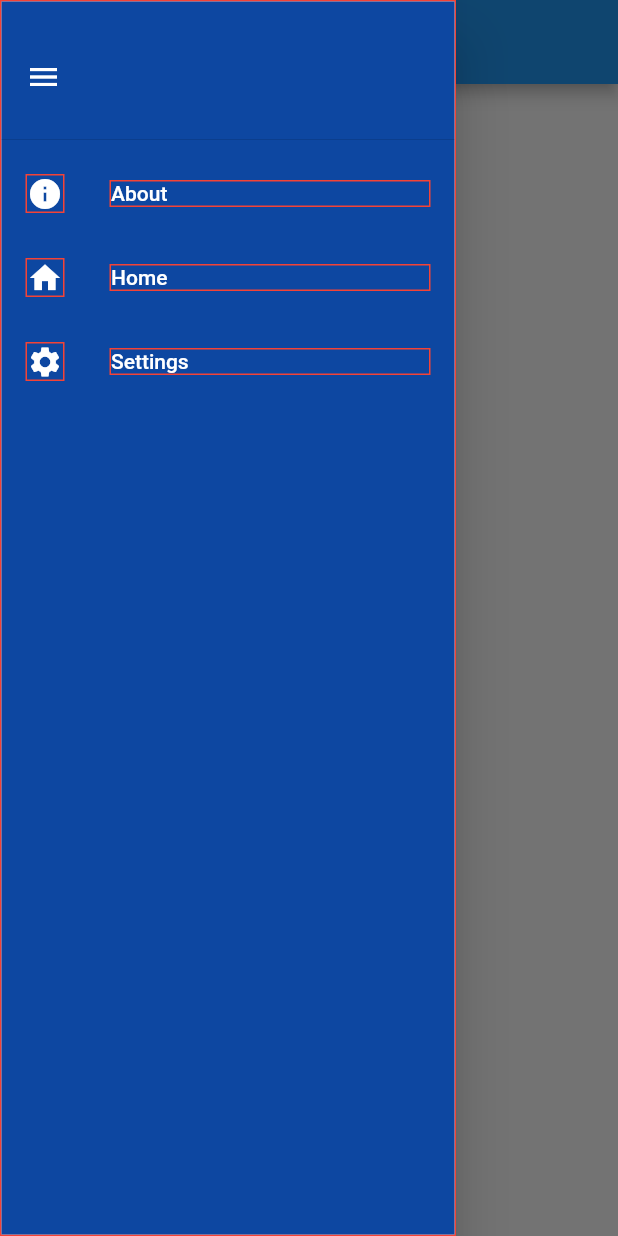
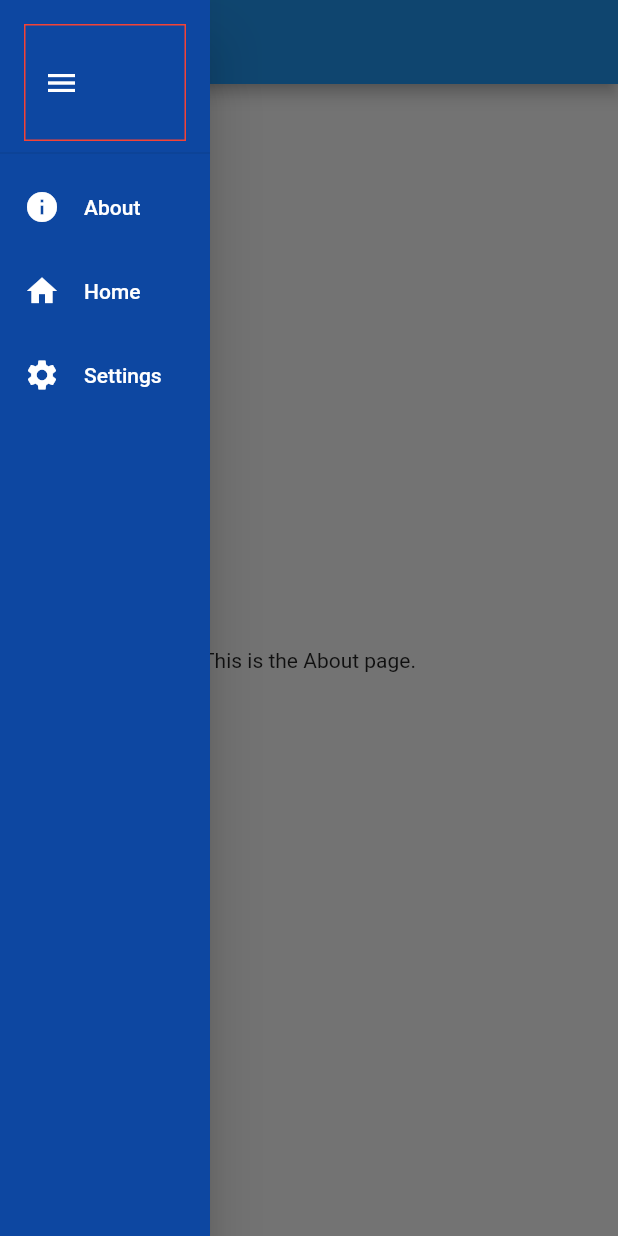
Before and after one commit to mvolkmann/flutter_drawer, a Flutter app: the screen it shows after launch, with the side drawer open, on a phone screen of 412 x 824 dp. Run offline on Flutter 3.47's test engine with Material 2 defaults, Android fonts, the phone set to English and light mode, and no system bars.

```diff
--- a/lib/drawer_scaffold.dart
+++ b/lib/drawer_scaffold.dart
@@ -34,12 +34,12 @@ class _DrawerScaffoldState extends State<DrawerScaffold> {
     for (var i = 0; i < widget.drawerItems.length; i++) {
       var pageItem = widget.drawerItems[i];
       listTiles.add(ListTile(
-        leading: Icon(pageItem.icon, color: drawerFgColor).border(),
-        //TODO: Why is this so wide?
+        leading: Icon(pageItem.icon, color: drawerFgColor),
+        minLeadingWidth: 10, // decreases space between leading and title
         title: Text(
           pageItem.title,
           style: TextStyle(color: drawerFgColor),
-        ).border(),
+        ),
         onTap: () {
           setState(() => pageIndex = i);
           Navigator.pop(context);
@@ -54,23 +54,27 @@ class _DrawerScaffoldState extends State<DrawerScaffold> {
         title: Text(widget.drawerItems[pageIndex].title),
       ),
       body: Center(child: widget.drawerItems[pageIndex].widget),
-      drawer: Drawer(
+      drawer: SizedBox(
+        width: 140,
+        child: Drawer(
           child: Container(
             color: drawerBgColor,
-          width: 50,
             child: ListView(
               padding: EdgeInsets.zero, // removes default padding
               children: [
-              SizedBox(
-                height: 100,
-                child: DrawerHeader(
-                  child: Icon(Icons.menu, color: drawerFgColor).align(),
-                ),
-              ),
+                DrawerHeader(
+                  child: IconButton(
+                    color: drawerFgColor,
+                    icon: Icon(Icons.menu),
+                    onPressed: () => Navigator.pop(context),
+                    padding: EdgeInsets.zero, // removes default padding
+                  ).align().border(),
+                ).size(width: 0, height: 110),
                 ...listTiles,
               ],
             ),
-        ).border(),
+          ),
+        ),
       ),
     );
   }
```
Lines whose indentation alone changed are shown as unchanged.
